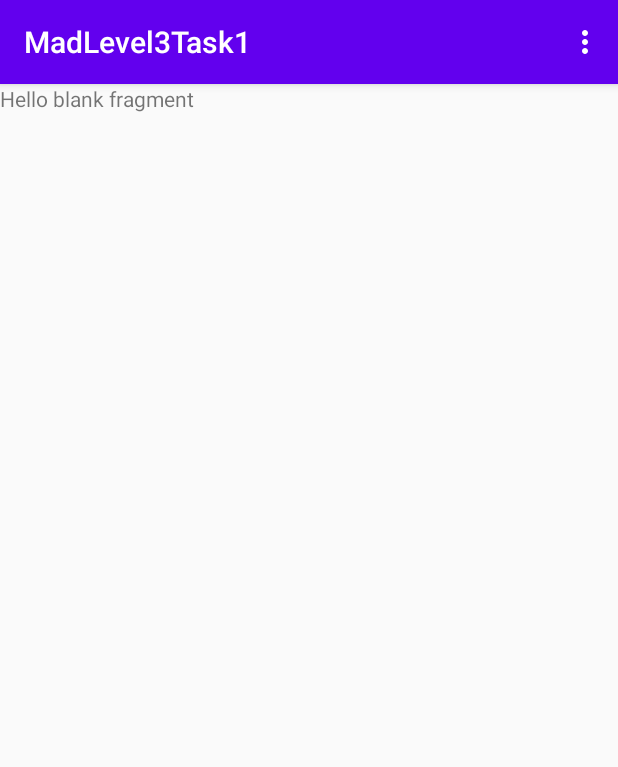
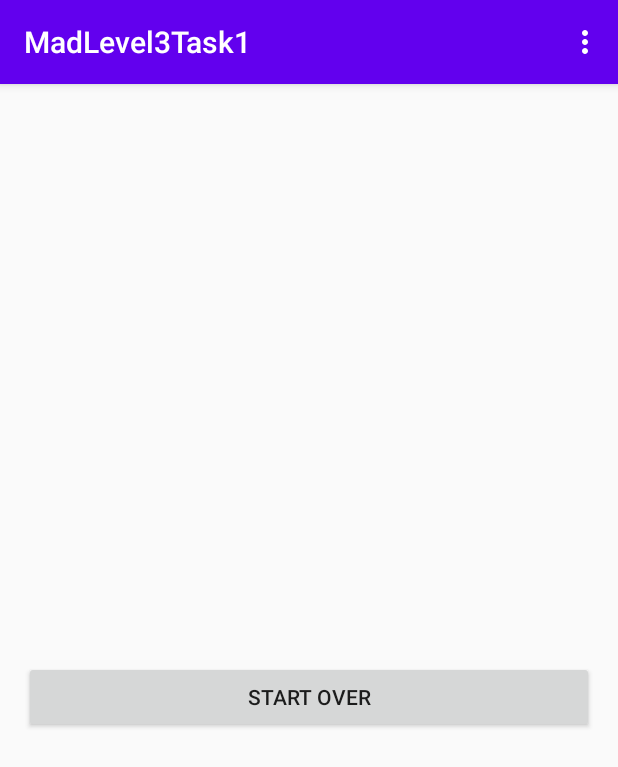
Before and after one commit to Sebaszjuh/MadLevel3Task1, an Android app: the SummaryFragment screen opened through its navigation route, on a phone screen of 412 x 824 dp. Shown: the top 767 px of the screen. Run offline under Robolectric (Android 15) with nearby library versions, the phone set to English and light mode, and no system bars.

Commit message:
Added navigation & layout fragment_summary.xml + strings

```diff
--- a/app/src/main/res/layout/fragment_summary.xml
+++ b/app/src/main/res/layout/fragment_summary.xml
@@ -1,14 +1,35 @@
 <?xml version="1.0" encoding="utf-8"?>
-<FrameLayout xmlns:android="http://schemas.android.com/apk/res/android"
+<androidx.constraintlayout.widget.ConstraintLayout xmlns:android="http://schemas.android.com/apk/res/android"
+    xmlns:app="http://schemas.android.com/apk/res-auto"
     xmlns:tools="http://schemas.android.com/tools"
     android:layout_width="match_parent"
-    android:layout_height="match_parent"
-    tools:context=".SummaryFragment">
+    android:layout_height="match_parent">
 
-    <!-- TODO: Update blank fragment layout -->
     <TextView
+        android:id="@+id/txt_summary"
+        style="@android:style/TextAppearance.Material.Headline"
         android:layout_width="match_parent"
-        android:layout_height="match_parent"
-        android:text="@string/hello_blank_fragment" />
+        android:layout_height="wrap_content"
+        android:layout_marginStart="16dp"
+        android:layout_marginEnd="16dp"
+        android:gravity="center"
+        app:layout_constraintBottom_toTopOf="@+id/btnStartOver"
+        app:layout_constraintEnd_toEndOf="parent"
+        app:layout_constraintStart_toStartOf="parent"
+        app:layout_constraintTop_toTopOf="parent"
+        app:layout_constraintVertical_chainStyle="packed" />
 
-</FrameLayout>
+    <Button
+        android:id="@+id/btnStartOver"
+        android:layout_width="0dp"
+        android:layout_height="wrap_content"
+        android:layout_marginStart="16dp"
+        android:layout_marginTop="16dp"
+        android:layout_marginEnd="16dp"
+        android:text="@string/startOver"
+        app:layout_constraintBottom_toBottomOf="parent"
+        app:layout_constraintEnd_toEndOf="parent"
+        app:layout_constraintHorizontal_bias="0.5"
+        app:layout_constraintStart_toStartOf="parent"
+        app:layout_constraintTop_toBottomOf="@+id/txt_summary" />
+</androidx.constraintlayout.widget.ConstraintLayout>
--- a/app/src/main/res/navigation/nav_graph.xml
+++ b/app/src/main/res/navigation/nav_graph.xml
@@ -29,6 +29,8 @@
         tools:layout="@layout/fragment_summary" >
         <action
             android:id="@+id/action_summaryFragment_to_startFragment"
+            app:popUpToInclusive="true"
+            app:popUpTo="@id/startFragment"
             app:destination="@id/startFragment" />
     </fragment>
 </navigation>
--- a/app/src/main/res/values/strings.xml
+++ b/app/src/main/res/values/strings.xml
@@ -14,4 +14,6 @@
     <string name="summary">To summary</string>
     <!-- TODO: Remove or change this placeholder text -->
     <string name="hello_blank_fragment">Hello blank fragment</string>
+    <string name="startOver">Start over</string>
+    <string name="gameText">%d</string>
 </resources>
```
